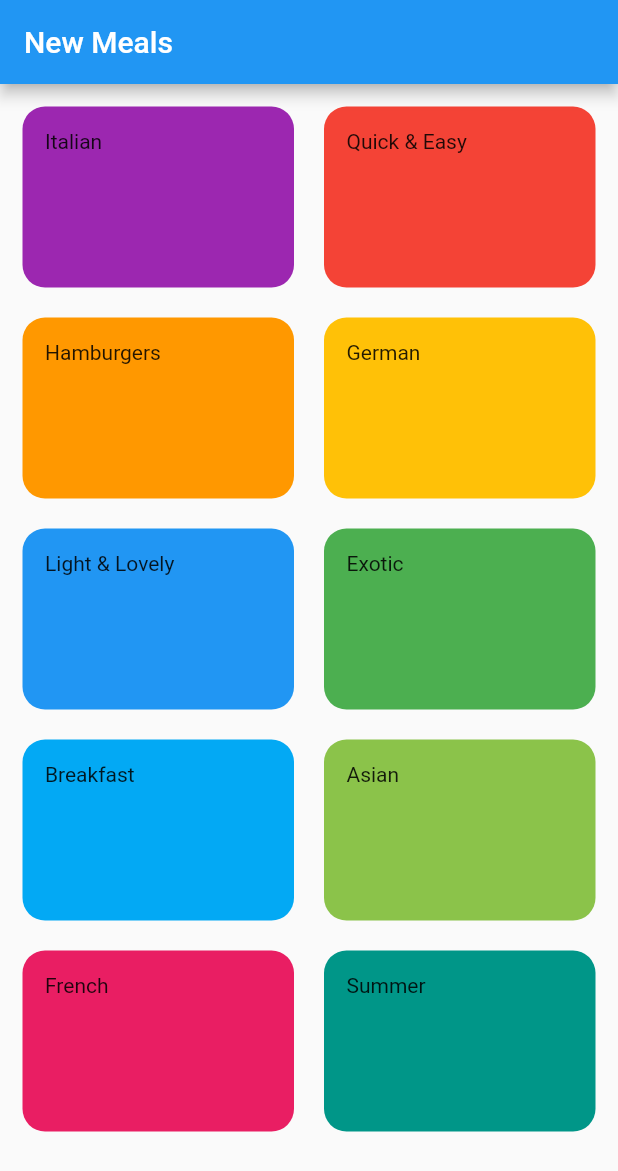
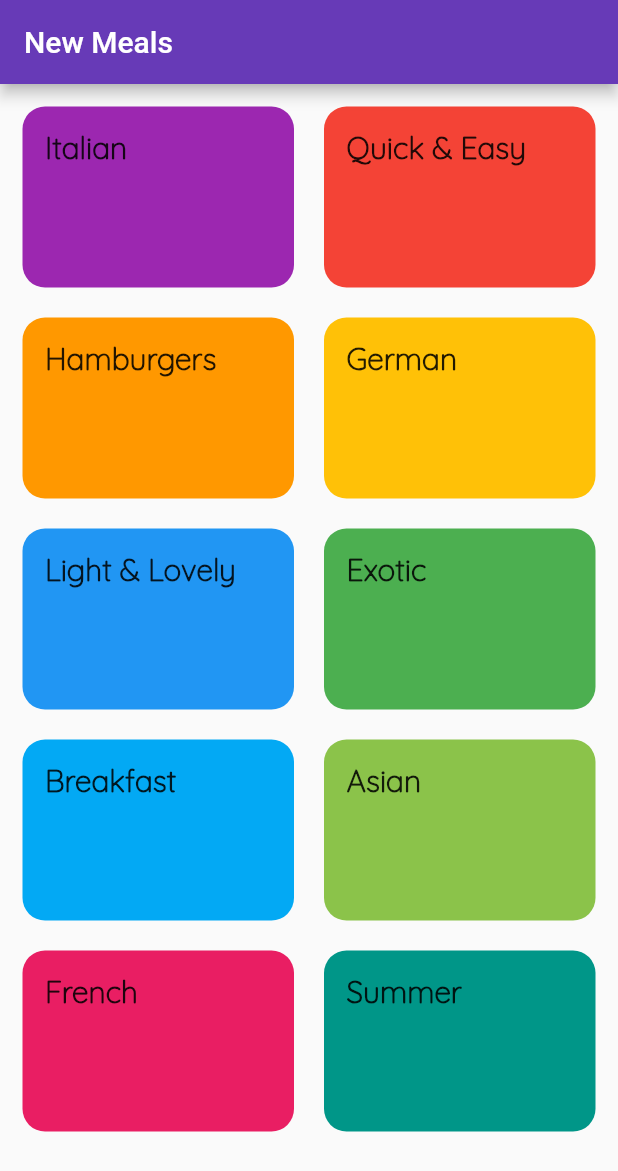
Before and after one commit to RasikaRD/mealapp, a Flutter app: the screen it shows after launch, on a phone screen of 412 x 824 dp. Shown: the top 1171 px of the screen. Run offline on Flutter 3.47's test engine with Material 2 defaults, Android fonts, the phone set to English and light mode, and no system bars.

Commit message:
add custom fonts

```diff
--- a/lib/category_item.dart
+++ b/lib/category_item.dart
@@ -11,11 +11,12 @@ class CtegoryItem extends StatelessWidget {
   Widget build(BuildContext context) {
     return Container(
       padding: const EdgeInsets.all(15),
-
       decoration:  ShapeDecoration(
           color: color,
           shape: const RoundedRectangleBorder(
               borderRadius: BorderRadius.all(Radius.circular(15)))),
+      child: Text(title,
+      style: Theme.of(context).textTheme.titleMedium,),
       // decoration: BoxDecoration(
       //   gradient: LinearGradient(
       //     colors: [color.withOpacity(0.7)],
@@ -24,7 +25,7 @@ class CtegoryItem extends StatelessWidget {
       //   ),
       //   borderRadius: BorderRadius.circular(15),
       // ),
-      child: Text(title),
+      // child: Text(title),
     );
   }
 }
--- a/lib/main.dart
+++ b/lib/main.dart
@@ -11,7 +11,18 @@ class MyApp extends StatelessWidget {
     return MaterialApp(
       title: 'MealApp',
       theme: ThemeData(
-        primarySwatch: Colors.blue,
+        primarySwatch: Colors.deepPurple,
+        fontFamily: 'OpenSans',
+        textTheme: ThemeData.light().textTheme.copyWith(
+          displayLarge: const TextStyle(color: Colors.black),
+          titleSmall:const TextStyle(color: Colors.amber),
+          bodyLarge: const TextStyle(color: Colors.pink),
+          titleMedium: const TextStyle(
+            fontFamily: 'Quicksand',
+            fontSize: 20,
+            fontWeight: FontWeight.w700,
+          )
+        )
       ),
       home: const CategoriesScreen(),
     );
```
Also changed, not shown: pubspec.yaml (+13 -6 lines), assets/fonts/OpenSans-Bold.ttf (added), assets/fonts/OpenSans-Regular.ttf (added), assets/fonts/Quicksand-Bold.ttf (added), assets/fonts/Quicksand-Light.ttf (added), assets/fonts/Quicksand-Medium.ttf (added), assets/fonts/Quicksand-Regular.ttf (added).
